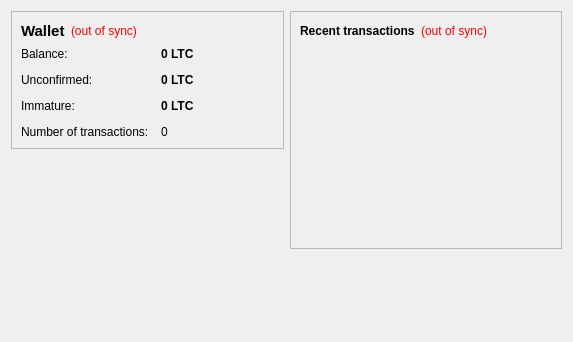
This is src/qt/forms/overviewpage.ui in k0u5uk3/Harucoin as Qt 5 draws it before an edit. The edited form follows.
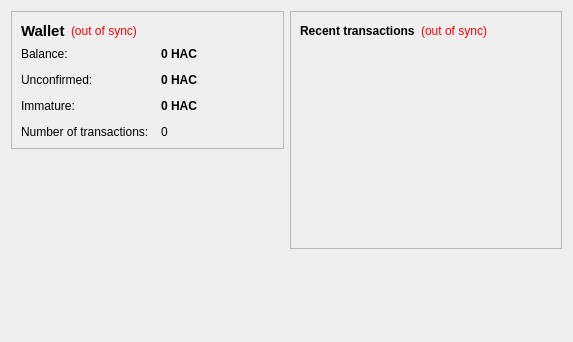
This is the edited form.

What changed in the file:
```diff
--- a/src/qt/forms/overviewpage.ui
+++ b/src/qt/forms/overviewpage.ui
@@ -105,7 +105,7 @@
              <string>Your current balance</string>
             </property>
             <property name="text">
-             <string notr="true">0 LTC</string>
+             <string notr="true">0 HAC</string>
             </property>
             <property name="textInteractionFlags">
              <set>Qt::LinksAccessibleByMouse|Qt::TextSelectableByKeyboard|Qt::TextSelectableByMouse</set>
@@ -134,7 +134,7 @@
              <string>Total of transactions that have yet to be confirmed, and do not yet count toward the current balance</string>
             </property>
             <property name="text">
-             <string notr="true">0 LTC</string>
+             <string notr="true">0 HAC</string>
             </property>
             <property name="textInteractionFlags">
              <set>Qt::LinksAccessibleByMouse|Qt::TextSelectableByKeyboard|Qt::TextSelectableByMouse</set>
@@ -177,7 +177,7 @@
              <string>Mined balance that has not yet matured</string>
             </property>
             <property name="text">
-             <string notr="true">0 LTC</string>
+             <string notr="true">0 HAC</string>
             </property>
             <property name="textInteractionFlags">
              <set>Qt::LinksAccessibleByMouse|Qt::TextSelectableByKeyboard|Qt::TextSelectableByMouse</set>
```
Left out of the diff: 4 changed lines with no effect on the pictures.
